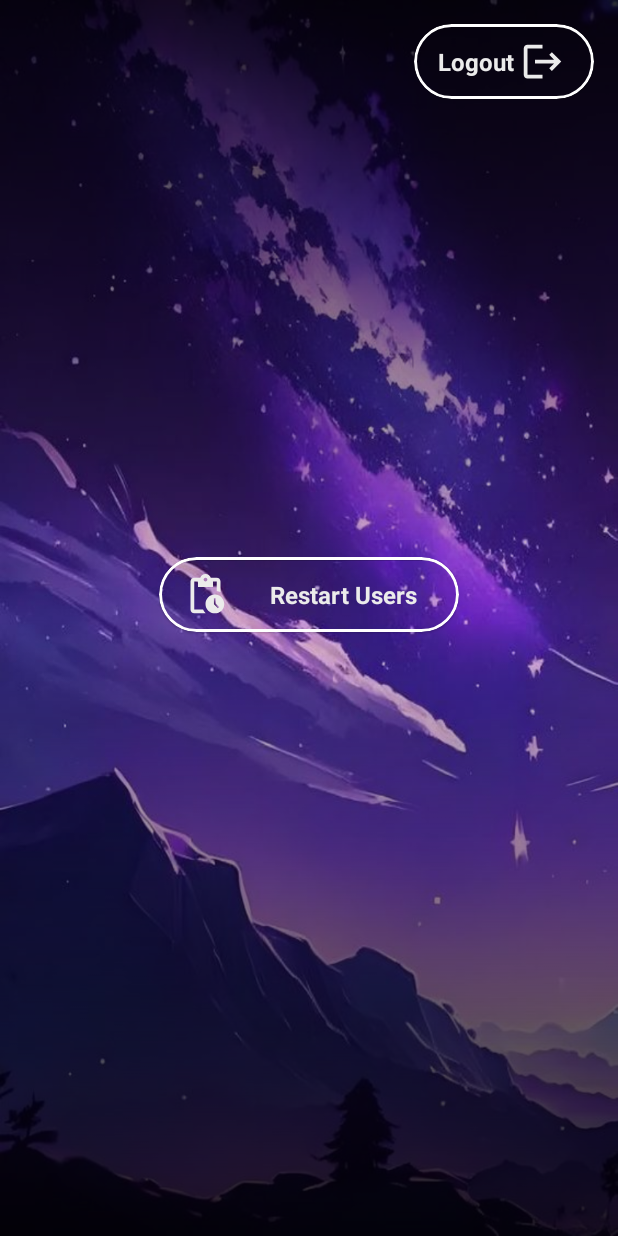
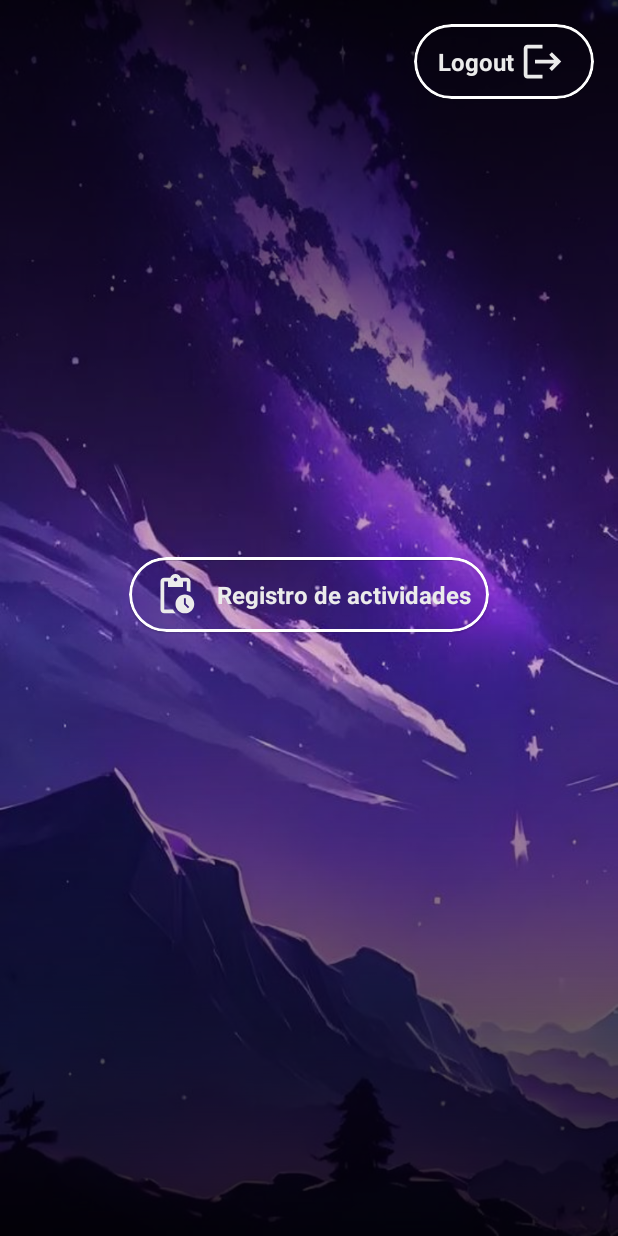
Before and after one commit to JhohellsDL/RegistroActividades, an Android app: the InicioFragment screen opened directly, with no data from a screen before it, on a phone screen of 412 x 824 dp. Run offline under Robolectric (Android 15) with nearby library versions, the phone set to English and light mode, and no system bars; our stand-ins replace Firebase (no records; nobody signed in at launch, a user with empty details on screens opened directly), data binding; Roboto replaces fonts that are not available here.

Commit message:
function ok

```diff
--- a/app/src/main/java/com/example/registrodeactividades/actividades/ActividadesFragment.kt
+++ b/app/src/main/java/com/example/registrodeactividades/actividades/ActividadesFragment.kt
@@ -152,12 +152,15 @@ class ActividadesFragment : Fragment() {
             val current = binding.textMoneyNow.text.toString()
             val lost = binding.textStartMoney.text.toString()
             val recently = binding.textRecentlyMoney.text.toString()
+            val pointsEarned = binding.textPointsEarned.text.toString().toInt()
+            val pointsLost = binding.textPointsLost.text.toString().toInt()
 
             Log.d("asdasd", "current: $current")
             Log.d("asdasd", "lost: $lost")
             Log.d("asdasd", "recently: $recently")
 
             actividadesViewModel.updateMoneyInUser(current, lost, recently)
+            actividadesViewModel.updateMoneyAndPoints(current, lost, recently, pointsEarned, pointsLost)
             //actividadesViewModel.saveDatos()
             Snackbar.make(binding.root, "Guardado correctamente", Toast.LENGTH_SHORT)
                 .setBackgroundTint(ContextCompat.getColor(requireContext(), R.color.orange_new))
--- a/app/src/main/java/com/example/registrodeactividades/actividades/ActividadesViewModel.kt
+++ b/app/src/main/java/com/example/registrodeactividades/actividades/ActividadesViewModel.kt
@@ -132,14 +132,14 @@ class ActividadesViewModel(
         }
     }
 
-    fun updateMoneyAndPoints(currentMoney: String, lostMoney: String, recentMoney: String) {
+    fun updateMoneyAndPoints(currentMoney: String, lostMoney: String, recentMoney: String, pointsEarned: Int, pointsLost: Int) {
         _currentUser.value.let {
             val updateUser = it?.copy(
                 currentMoney = currentMoney,
                 lostMoney = lostMoney,
                 recentMoney = recentMoney,
-                pointsEarned = 0,
-                pointsLost = 0
+                pointsEarned = pointsEarned,
+                pointsLost = pointsLost
             )
             userProvider.updateCurrentUser(userId, updateUser!!)
         }
--- a/app/src/main/res/layout/fragment_inicio.xml
+++ b/app/src/main/res/layout/fragment_inicio.xml
@@ -91,7 +91,7 @@
 
             <com.google.android.material.card.MaterialCardView
                 android:id="@+id/card_button_register"
-                android:layout_width="200dp"
+                android:layout_width="240dp"
                 android:layout_height="50dp"
                 android:layout_marginBottom="32dp"
                 android:layout_weight="1"
@@ -110,7 +110,7 @@
                     <androidx.appcompat.widget.AppCompatTextView
                         android:layout_width="wrap_content"
                         android:layout_height="wrap_content"
-                        android:text="Restart Users"
+                        android:text="Registro de actividades"
                         android:textColor="@color/white_new"
                         android:textSize="16sp"
                         android:textStyle="bold"
```
